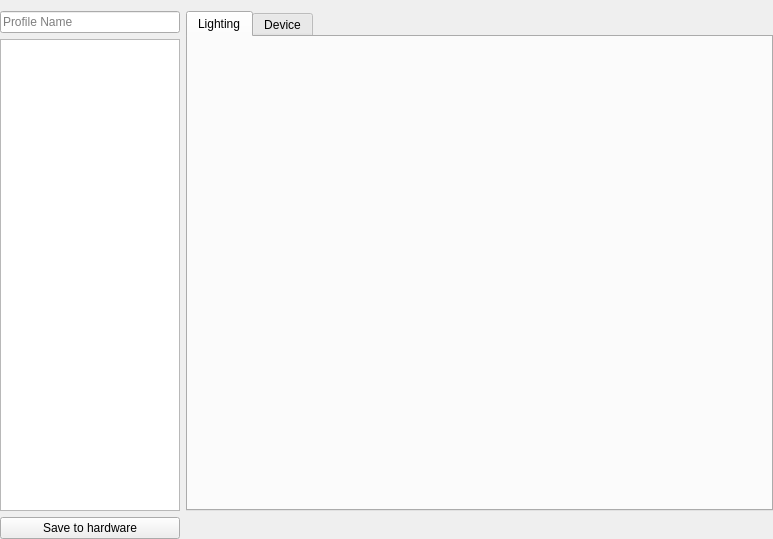
This is src/ckb/kbwidget.ui in ckb-next/ckb-next as Qt 5 draws it before an edit. The edited form follows.
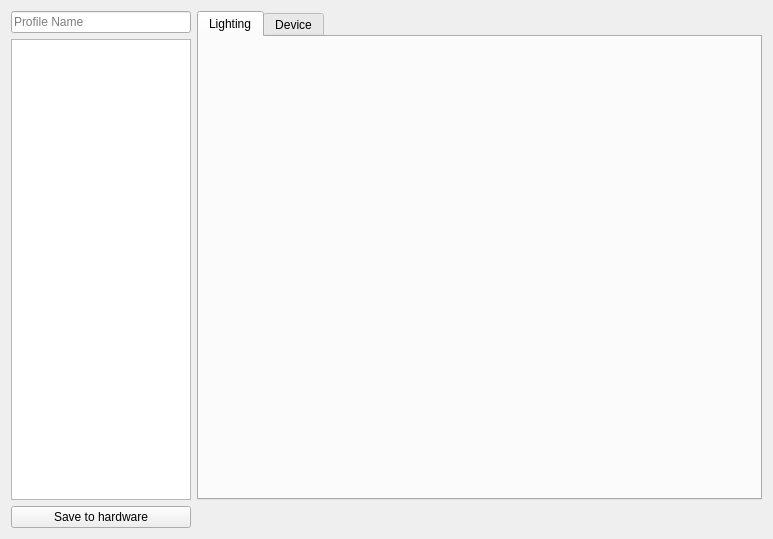
This is the edited form.

Commit message: Add friendly names to keyboard widget Minor UI improvements Improved performance querying PulseAudio for mute state

Patch:
```diff
--- a/src/ckb/kbwidget.ui
+++ b/src/ckb/kbwidget.ui
@@ -14,15 +14,6 @@
    <string>Form</string>
   </property>
   <layout class="QGridLayout" name="gridLayout">
-   <property name="leftMargin">
-    <number>0</number>
-   </property>
-   <property name="rightMargin">
-    <number>0</number>
-   </property>
-   <property name="bottomMargin">
-    <number>0</number>
-   </property>
    <item row="0" column="2" rowspan="2">
     <widget class="QTabWidget" name="tabWidget">
      <property name="currentIndex">
```
The commit also changes 7 other files.
